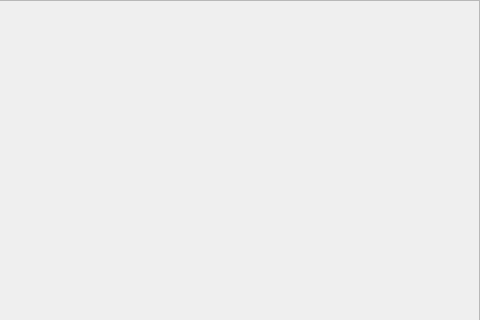
Qt form etbcallwindow.ui (kartikeya8973/emu_hmi_app) before a commit; both pictures show x 544 to 1024 and y 0 to 320 of the 1024 by 768 pixel window.
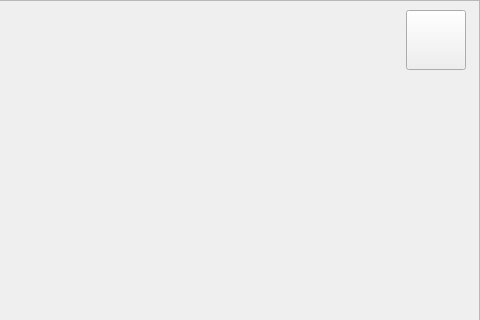
The same form after that commit. Icons and pictures are not drawn.

```diff
--- a/etbcallwindow.ui
+++ b/etbcallwindow.ui
@@ -29,6 +29,25 @@
     <property name="frameShadow">
      <enum>QFrame::Raised</enum>
     </property>
+    <widget class="QPushButton" name="pushButton_close">
+     <property name="geometry">
+      <rect>
+       <x>950</x>
+       <y>10</y>
+       <width>60</width>
+       <height>60</height>
+      </rect>
+     </property>
+     <property name="styleSheet">
+      <string notr="true">image: url(:/new/icons/close2.png);</string>
+     </property>
+     <property name="text">
+      <string/>
+     </property>
+     <property name="flat">
+      <bool>false</bool>
+     </property>
+    </widget>
    </widget>
   </widget>
  </widget>
```
